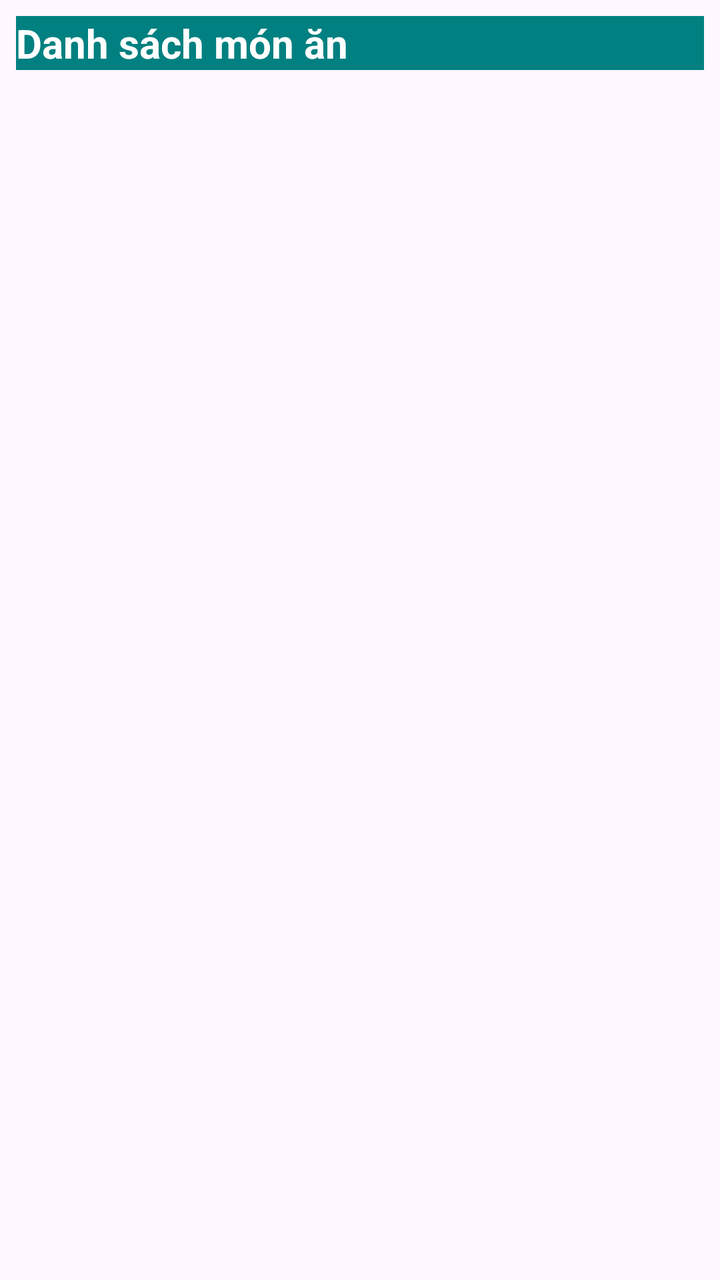
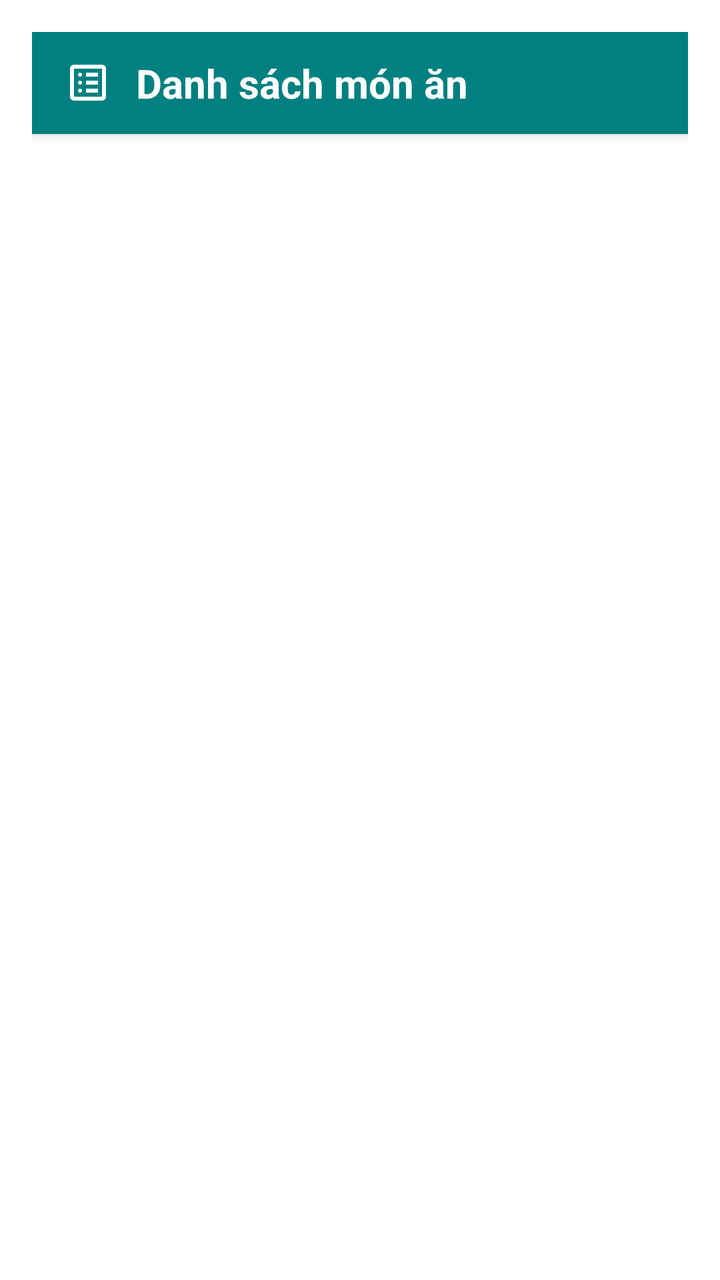

The first picture is an Android layout as it rendered before a commit; the second is the same layout after the commit. The layout source and the unified diff follow.
<!-- AndroidManifest.xml: activity theme Theme.RecyclerView -->
<!-- res/layout/activity_main.xml -->
<?xml version="1.0" encoding="utf-8"?>
<LinearLayout xmlns:android="http://schemas.android.com/apk/res/android"
    xmlns:app="http://schemas.android.com/apk/res-auto"
    xmlns:tools="http://schemas.android.com/tools"
    android:layout_width="match_parent"
    android:layout_height="match_parent"
    android:orientation="vertical"
    android:padding="8dp"
    tools:context=".MainActivity">

    <TextView
        android:id="@+id/tv_title"
        android:layout_width="match_parent"
        android:layout_height="wrap_content"
        android:text="Danh sách món ăn"
        android:textSize="20sp"
        android:textStyle="bold"
        android:textColor="@android:color/white"
        android:background="@color/teal"
        android:layout_marginBottom="8dp"
        android:layout_gravity="center_horizontal" />

    <androidx.recyclerview.widget.RecyclerView
        android:id="@+id/recycler_main"
        android:layout_width="match_parent"
        android:layout_height="match_parent"
        android:layout_marginTop="4dp"/>

</LinearLayout>
<!-- resources referenced by this layout -->
<resources>
  <color name="teal">#008080</color>
  <style name="Theme.RecyclerView" parent="Base.Theme.RecyclerView" />
  <style name="Base.Theme.RecyclerView" parent="Theme.Material3.DayNight.NoActionBar">
          
          
      </style>
</resources>

<!-- the commit's change to res/layout/activity_main.xml (unified diff, before → after) -->
@@ -5,25 +5,43 @@
     android:layout_width="match_parent"
     android:layout_height="match_parent"
     android:orientation="vertical"
-    android:padding="8dp"
+    android:padding="16dp"
+    android:background="@android:color/white"
     tools:context=".MainActivity">
 
-    <TextView
-        android:id="@+id/tv_title"
+    <LinearLayout
         android:layout_width="match_parent"
         android:layout_height="wrap_content"
-        android:text="Danh sách món ăn"
-        android:textSize="20sp"
-        android:textStyle="bold"
-        android:textColor="@android:color/white"
+        android:orientation="horizontal"
+        android:paddingHorizontal="16dp"
+        android:paddingVertical="12dp"
         android:background="@color/teal"
-        android:layout_marginBottom="8dp"
-        android:layout_gravity="center_horizontal" />
+        android:gravity="center_vertical"
+        android:layout_marginBottom="12dp"
+        android:elevation="4dp">
+
+        <ImageView
+            android:layout_width="24dp"
+            android:layout_height="24dp"
+            android:src="@drawable/ic_danhsach"
+            android:contentDescription="Icon danh sách" />
+
+        <TextView
+            android:layout_width="wrap_content"
+            android:layout_height="wrap_content"
+            android:text="Danh sách món ăn"
+            android:textSize="20sp"
+            android:textStyle="bold"
+            android:textColor="@android:color/white"
+            android:layout_marginStart="12dp" />
+    </LinearLayout>
+
 
     <androidx.recyclerview.widget.RecyclerView
         android:id="@+id/recycler_main"
         android:layout_width="match_parent"
-        android:layout_height="match_parent"
+        android:layout_height="0dp"
+        android:layout_weight="1"
         android:layout_marginTop="4dp"/>
 
 </LinearLayout>
<!-- resource entries referenced after the edit -->
@@ -1,6 +1,19 @@
 <!-- resources referenced by this layout -->
 <resources>
   <color name="teal">#008080</color>
+  <!-- drawable ic_danhsach (drawable) -->
+  <vector xmlns:android="http://schemas.android.com/apk/res/android"
+      android:autoMirrored="true"
+      android:height="24dp"
+      android:width="24dp"
+      android:viewportWidth="960"
+      android:viewportHeight="960"
+      android:tint="@android:color/white">
+  
+      <path
+          android:fillColor="@android:color/white"
+          android:pathData="M320,680Q337,680 348.5,668.5Q360,657 360,640Q360,623 348.5,611.5Q337,600 320,600Q303,600 291.5,611.5Q280,623 280,640Q280,657 291.5,668.5Q303,680 320,680ZM320,520Q337,520 348.5,508.5Q360,497 360,480Q360,463 348.5,451.5Q337,440 320,440Q303,440 291.5,451.5Q280,463 280,480Q280,497 291.5,508.5Q303,520 320,520ZM320,360Q337,360 348.5,348.5Q360,337 360,320Q360,303 348.5,291.5Q337,280 320,280Q303,280 291.5,291.5Q280,303 280,320Q280,337 291.5,348.5Q303,360 320,360ZM440,680L680,680L680,600L440,600L440,680ZM440,520L680,520L680,440L440,440L440,520ZM440,360L680,360L680,280L440,280L440,360ZM200,840Q167,840 143.5,816.5Q120,793 120,760L120,200Q120,167 143.5,143.5Q167,120 200,120L760,120Q793,120 816.5,143.5Q840,167 840,200L840,760Q840,793 816.5,816.5Q793,840 760,840L200,840ZM200,760L760,760Q760,760 760,760Q760,760 760,760L760,200Q760,200 760,200Q760,200 760,200L200,200Q200,200 200,200Q200,200 200,200L200,760Q200,760 200,760Q200,760 200,760ZM200,200L200,200Q200,200 200,200Q200,200 200,200L200,760Q200,760 200,760Q200,760 200,760L200,760Q200,760 200,760Q200,760 200,760L200,200Q200,200 200,200Q200,200 200,200Z"/>
+  </vector>
   <style name="Theme.RecyclerView" parent="Base.Theme.RecyclerView" />
   <style name="Base.Theme.RecyclerView" parent="Theme.Material3.DayNight.NoActionBar">
           
